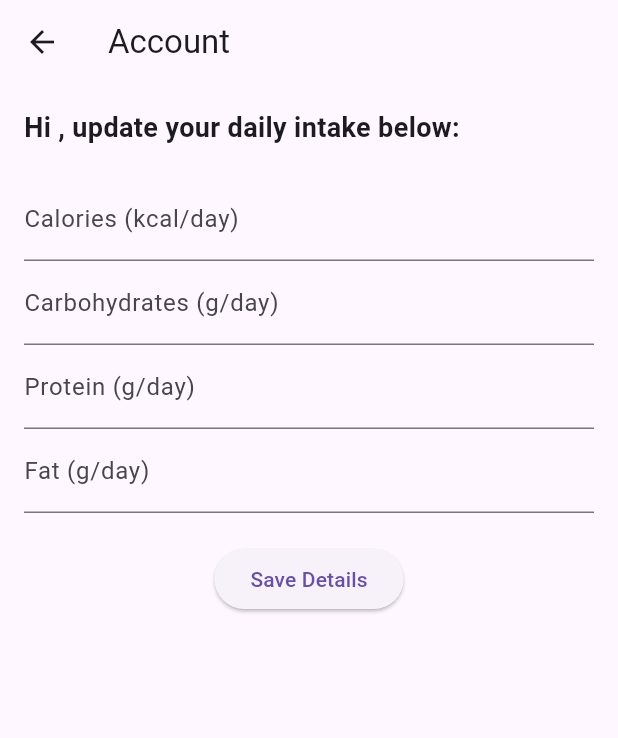
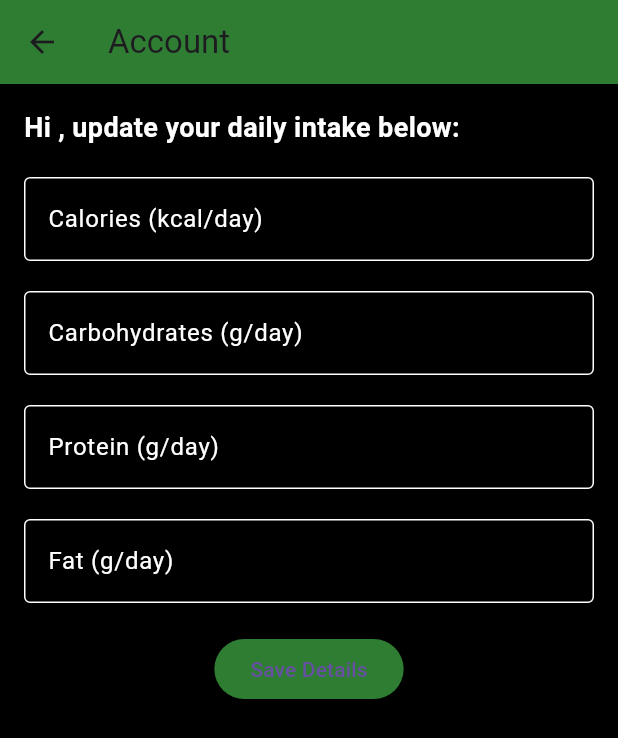
Before and after one commit to avvooturi/COP4331DiorieApp, a Flutter app: the AccountPage screen opened directly with empty values, on a phone screen of 412 x 824 dp. Shown: the top 738 px of the screen. Run offline on Flutter 3.47's test engine with Material 3 defaults, Android fonts, the phone set to English and light mode, and no system bars; our stand-ins replace table_calendar; network calls fail.

Commit message:
made accounts and food log look better

```diff
--- a/meal_planner/lib/account.dart
+++ b/meal_planner/lib/account.dart
@@ -153,76 +153,107 @@ class _AccountPageState extends State<AccountPage> {
     }
   }
 
+  Widget _buildInputField({
+    required TextEditingController controller,
+    required String labelText,
+    required String validatorMessage,
+  }) {
+    return Column(
+      children: [
+        TextFormField(
+          controller: controller,
+          decoration: InputDecoration(
+            labelText: labelText,
+            labelStyle: const TextStyle(color: Colors.white),
+            enabledBorder: const OutlineInputBorder(
+              borderSide: BorderSide(color: Colors.white),
+            ),
+            focusedBorder: const OutlineInputBorder(
+              borderSide: BorderSide(color: Colors.green),
+            ),
+          ),
+          style: const TextStyle(color: Colors.white),
+          keyboardType: TextInputType.number,
+          validator: (value) {
+            if (value == null || value.isEmpty) {
+              return validatorMessage;
+            }
+            return null;
+          },
+        ),
+        const SizedBox(height: 20), // Spacing between fields
+      ],
+    );
+  }
+
   @override
   Widget build(BuildContext context) {
     return Scaffold(
-      appBar: AppBar(title: Text("Account")),
-      body: Padding(
+      appBar: AppBar(
+        title: const Text("Account"),
+        backgroundColor: Colors.green[800],
+      ),
+      body: Container(
+        color: Colors.black, // Full black background
+        child: Center(
+          // Ensures the content is properly centered in the remaining space
+          child: SingleChildScrollView(
             padding: const EdgeInsets.all(16.0),
+            child: ConstrainedBox(
+              constraints: BoxConstraints(
+                minHeight: MediaQuery.of(context).size.height -
+                    AppBar().preferredSize.height,
+              ),
               child: Column(
                 crossAxisAlignment: CrossAxisAlignment.start,
                 children: [
                   Text(
                     'Hi ${widget.name}, update your daily intake below:',
-              style: TextStyle(fontSize: 18, fontWeight: FontWeight.bold),
+                    style: const TextStyle(
+                      fontSize: 18,
+                      fontWeight: FontWeight.bold,
+                      color: Colors.white,
+                    ),
                   ),
                   const SizedBox(height: 20),
                   Form(
                     key: _formKey,
                     child: Column(
                       children: [
-                  TextFormField(
+                        _buildInputField(
                           controller: _calorieController,
-                    decoration:
-                        InputDecoration(labelText: 'Calories (kcal/day)'),
-                    keyboardType: TextInputType.number,
-                    validator: (value) {
-                      if (value == null || value.isEmpty) {
-                        return 'Please enter your daily calorie intake';
-                      }
-                      return null;
-                    },
+                          labelText: 'Calories (kcal/day)',
+                          validatorMessage:
+                              'Please enter your daily calorie intake',
                         ),
-                  TextFormField(
+                        _buildInputField(
                           controller: _carbsController,
-                    decoration:
-                        InputDecoration(labelText: 'Carbohydrates (g/day)'),
-                    keyboardType: TextInputType.number,
-                    validator: (value) {
-                      if (value == null || value.isEmpty) {
-                        return 'Please enter your daily carbohydrate intake';
-                      }
-                      return null;
-                    },
+                          labelText: 'Carbohydrates (g/day)',
+                          validatorMessage:
+                              'Please enter your daily carbohydrate intake',
                         ),
-                  TextFormField(
+                        _buildInputField(
                           controller: _proteinController,
-                    decoration: InputDecoration(labelText: 'Protein (g/day)'),
-                    keyboardType: TextInputType.number,
-                    validator: (value) {
-                      if (value == null || value.isEmpty) {
-                        return 'Please enter your daily protein intake';
-                      }
-                      return null;
-                    },
+                          labelText: 'Protein (g/day)',
+                          validatorMessage:
+                              'Please enter your daily protein intake',
                         ),
-                  TextFormField(
+                        _buildInputField(
                           controller: _fatController,
-                    decoration: InputDecoration(labelText: 'Fat (g/day)'),
-                    keyboardType: TextInputType.number,
-                    validator: (value) {
-                      if (value == null || value.isEmpty) {
-                        return 'Please enter your daily fat intake';
-                      }
-                      return null;
-                    },
+                          labelText: 'Fat (g/day)',
+                          validatorMessage:
+                              'Please enter your daily fat intake',
                         ),
-                  const SizedBox(height: 20),
                         ElevatedButton(
                           onPressed: _submitForm,
-                    child: Text(_isUserHealthInitialized
+                          style: ElevatedButton.styleFrom(
+                            backgroundColor: Colors.green[800],
+                          ),
+                          child: Text(
+                            _isUserHealthInitialized
                                 ? 'Update Details'
-                        : 'Save Details'),
+                                : 'Save Details',
+                          ),
                         ),
                         if (_isUserHealthInitialized) ...[
                           const SizedBox(height: 10),
@@ -231,7 +262,7 @@ class _AccountPageState extends State<AccountPage> {
                             style: ElevatedButton.styleFrom(
                               backgroundColor: Colors.red,
                             ),
-                      child: Text('Delete Details'),
+                            child: const Text('Delete Details'),
                           ),
                         ],
                       ],
@@ -240,6 +271,9 @@ class _AccountPageState extends State<AccountPage> {
                 ],
               ),
             ),
+          ),
+        ),
+      ),
     );
   }
 }
```
Also changed, not shown: meal_planner/lib/food_log_page.dart (+41 -41 lines). Lines whose indentation alone changed are shown as unchanged.
